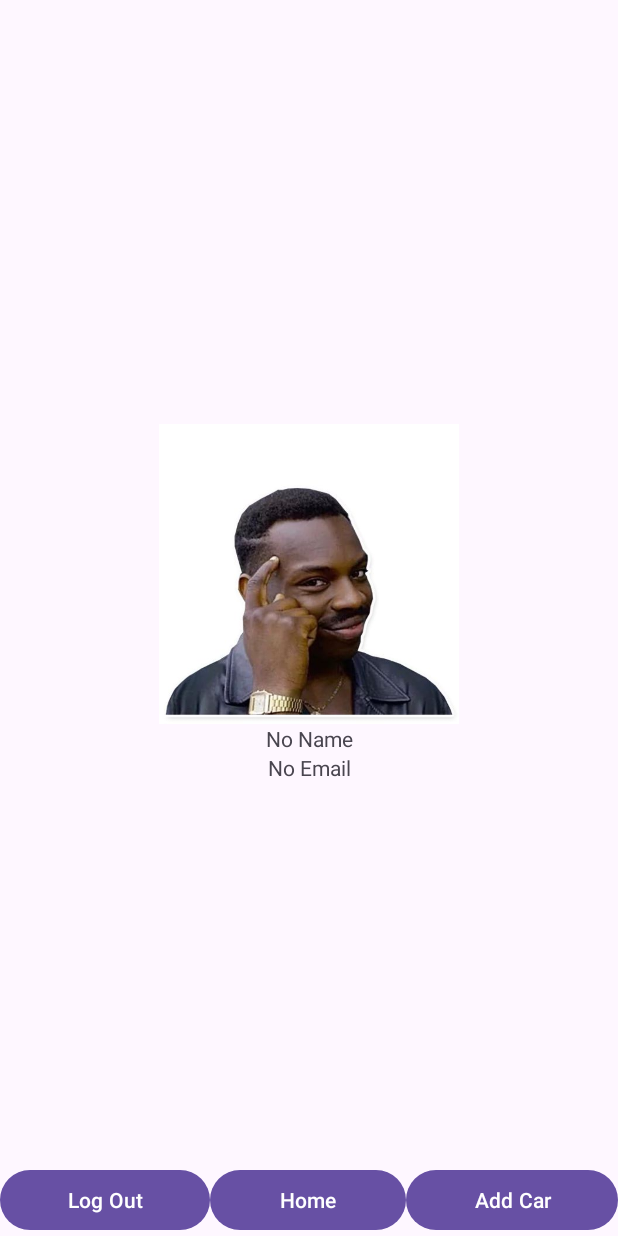
After one commit to mcdivine2/CarFinals, an Android app: the UserInfo screen opened directly, with no data from a screen before it, on a phone screen of 412 x 824 dp. The commit adds this screen. Run offline under Robolectric (Android 15) with nearby library versions, the phone set to English and light mode, and no system bars; our stand-ins replace Firebase (no records; nobody signed in at launch, a user with empty details on screens opened directly).

```diff
--- a/app/src/main/AndroidManifest.xml
+++ b/app/src/main/AndroidManifest.xml
@@ -16,6 +16,9 @@
         android:theme="@style/Theme.CarModels"
         tools:targetApi="31">
         <activity
+            android:name=".UserInfo"
+            android:exported="false" />
+        <activity
             android:name=".Dashboard"
             android:exported="false" />
         <activity
@@ -26,7 +29,7 @@
             android:exported="false" />
         <activity
             android:name=".Login"
-            android:exported="false"></activity>
+            android:exported="false" />
         <activity
             android:name=".MainActivity"
             android:exported="true">
--- a/app/src/main/java/com/example/carmodels/AddCar.java
+++ b/app/src/main/java/com/example/carmodels/AddCar.java
@@ -93,6 +93,11 @@ public class AddCar extends AppCompatActivity {
                                                 model.setText("");
                                                 year.setText("");
                                                 price.setText("");
+                                                Intent intent = new Intent(AddCar.this, Dashboard.class);
+                                                startActivity(intent);
+
+                                                // Finish the current activity to prevent going back when pressing back button
+                                                finish();
                                             })
                                             .addOnFailureListener(e -> {
                                                 Toast.makeText(this, "Failed to add car image URL", Toast.LENGTH_SHORT).show();
--- /dev/null
+++ b/app/src/main/java/com/example/carmodels/UserInfo.java
@@ -0,0 +1,101 @@
+package com.example.carmodels;
+
+import androidx.appcompat.app.AppCompatActivity;
+
+import android.content.Intent;
+import android.os.Bundle;
+import android.util.Log;
+import android.view.View;
+import android.widget.Button;
+import android.widget.ImageView;
+import android.widget.TextView;
+
+import com.bumptech.glide.Glide;
+import com.google.firebase.auth.FirebaseAuth;
+import com.google.firebase.auth.FirebaseUser;
+import com.google.firebase.storage.FirebaseStorage;
+import com.google.firebase.storage.StorageReference;
+
+
+public class UserInfo extends AppCompatActivity {
+
+    private Button btnLogOut, btnHome, btnAddCar;
+    private ImageView userProfile;
+    private TextView userName, userEmail;
+
+    @Override
+    protected void onCreate(Bundle savedInstanceState) {
+        super.onCreate(savedInstanceState);
+        setContentView(R.layout.activity_user_info);
+        btnInit();
+        displayUserInfo();
+    }
+
+    private void btnInit() {
+        btnLogOut = findViewById(R.id.btnLogOut);
+        btnHome = findViewById(R.id.btnHome);
+        btnAddCar = findViewById(R.id.btnAddCar);
+
+        btnLogOut.setOnClickListener(new View.OnClickListener() {
+            @Override
+            public void onClick(View v) {
+                Intent intent = new Intent(UserInfo.this, Login.class);
+                startActivity(intent);
+            }
+        });
+        btnHome.setOnClickListener(new View.OnClickListener() {
+            @Override
+            public void onClick(View v) {
+                Intent intent = new Intent(UserInfo.this, Dashboard.class);
+                startActivity(intent);
+            }
+        });
+        btnAddCar.setOnClickListener(new View.OnClickListener() {
+            @Override
+            public void onClick(View v) {
+                Intent intent = new Intent(UserInfo.this, AddCar.class);
+                startActivity(intent);
+            }
+        });
+    }
+
+    private void displayUserInfo() {
+        userProfile = findViewById(R.id.imgUserProfile);
+        userName = findViewById(R.id.txtUserName);
+        userEmail = findViewById(R.id.txtUserEmail);
+
+        // Retrieve and display user information
+        FirebaseUser currentUser = FirebaseAuth.getInstance().getCurrentUser();
+        if (currentUser != null) {
+            String name = currentUser.getDisplayName();
+            String email = currentUser.getEmail();
+
+
+            Log.d("UserInfo", "Current User UID: " + currentUser.getUid());
+
+            // Display username and email
+            userName.setText(name != null && !name.isEmpty() ? name : "No Name");
+            userEmail.setText(email != null && !email.isEmpty() ? email : "No Email");
+
+            // Load and display user profile image if available
+            StorageReference profileImageRef = FirebaseStorage.getInstance().getReference()
+                    .child("users/")
+                    .child(currentUser.getUid() + "/profile.jpg");
+
+            profileImageRef.getDownloadUrl().addOnSuccessListener(uri -> {
+                // Load the image into the ImageView using Glide
+                Glide.with(this)
+                        .load(uri)
+                        .placeholder(R.drawable.baseline_refresh_24) // Placeholder image while loading
+                        .error(R.drawable.model) // Image to show if loading fails
+                        .into(userProfile);
+            }).addOnFailureListener(exception -> {
+                // Handle failed downloads
+                Log.e("Firebase", "Profile image download failed: " + exception.getMessage());
+                userProfile.setImageResource(R.drawable.model); // Set placeholder image
+            });
+        }
+    }
+
+
+}
--- /dev/null
+++ b/app/src/main/res/drawable/baseline_arrow_back_24.xml
@@ -0,0 +1,5 @@
+<vector android:autoMirrored="true" android:height="24dp"
+    android:tint="#000000" android:viewportHeight="24"
+    android:viewportWidth="24" android:width="24dp" xmlns:android="http://schemas.android.com/apk/res/android">
+    <path android:fillColor="@android:color/white" android:pathData="M20,11H7.83l5.59,-5.59L12,4l-8,8 8,8 1.41,-1.41L7.83,13H20v-2z"/>
+</vector>
--- /dev/null
+++ b/app/src/main/res/drawable/baseline_refresh_24.xml
@@ -0,0 +1,5 @@
+<vector android:height="24dp" android:tint="#000000"
+    android:viewportHeight="24" android:viewportWidth="24"
+    android:width="24dp" xmlns:android="http://schemas.android.com/apk/res/android">
+    <path android:fillColor="@android:color/white" android:pathData="M17.65,6.35C16.2,4.9 14.21,4 12,4c-4.42,0 -7.99,3.58 -7.99,8s3.57,8 7.99,8c3.73,0 6.84,-2.55 7.73,-6h-2.08c-0.82,2.33 -3.04,4 -5.65,4 -3.31,0 -6,-2.69 -6,-6s2.69,-6 6,-6c1.66,0 3.14,0.69 4.22,1.78L13,11h7V4l-2.35,2.35z"/>
+</vector>
--- /dev/null
+++ b/app/src/main/res/layout/activity_user_info.xml
@@ -0,0 +1,73 @@
+<?xml version="1.0" encoding="utf-8"?>
+<RelativeLayout xmlns:android="http://schemas.android.com/apk/res/android"
+    xmlns:app="http://schemas.android.com/apk/res-auto"
+    xmlns:tools="http://schemas.android.com/tools"
+    android:layout_width="match_parent"
+    android:layout_height="match_parent"
+    tools:context=".UserInfo">
+
+    <ScrollView
+        android:layout_width="match_parent"
+        android:layout_height="match_parent">
+
+        <LinearLayout
+            android:layout_width="match_parent"
+            android:layout_height="wrap_content"
+            android:layout_gravity="center"
+            android:layout_margin="20dp"
+            android:orientation="vertical"
+            android:paddingBottom="20dp">
+
+            <ImageView
+                android:id="@+id/imgUserProfile"
+                android:layout_width="200dp"
+                android:layout_height="200dp"
+                android:layout_gravity="center" />
+
+            <TextView
+                android:id="@+id/txtUserName"
+                android:layout_width="match_parent"
+                android:layout_height="wrap_content"
+                android:gravity="center"
+                android:text="User Name" />
+
+            <TextView
+                android:id="@+id/txtUserEmail"
+                android:layout_width="match_parent"
+                android:layout_height="wrap_content"
+                android:gravity="center"
+                android:text="Email" />
+
+        </LinearLayout>
+    </ScrollView>
+
+    <LinearLayout
+        android:layout_width="match_parent"
+        android:layout_height="wrap_content"
+        android:layout_alignParentBottom="true"
+        android:orientation="horizontal">
+
+        <Button
+            android:id="@+id/btnLogOut"
+            android:layout_width="wrap_content"
+            android:layout_height="wrap_content"
+            android:layout_weight="1"
+            android:text="Log Out" />
+
+        <Button
+            android:id="@+id/btnHome"
+            android:layout_width="wrap_content"
+            android:layout_height="wrap_content"
+            android:layout_weight="1"
+            android:text="Home" />
+
+        <Button
+            android:id="@+id/btnAddCar"
+            android:layout_width="wrap_content"
+            android:layout_height="wrap_content"
+            android:layout_weight="1"
+            android:text="Add Car" />
+
+    </LinearLayout>
+
+</RelativeLayout>
```
Also changed, not shown: app/build.gradle.kts (+7 -1 lines), app/src/main/java/com/example/carmodels/Dashboard.java (+31 -0 lines), app/src/main/java/com/example/carmodels/MainActivity.java (+18 -7 lines), app/src/main/java/com/example/carmodels/Signup.java (+79 -5 lines), app/src/main/res/layout/activity_signup.xml (+11 -0 lines), gradle.properties (line endings or trailing spaces).
